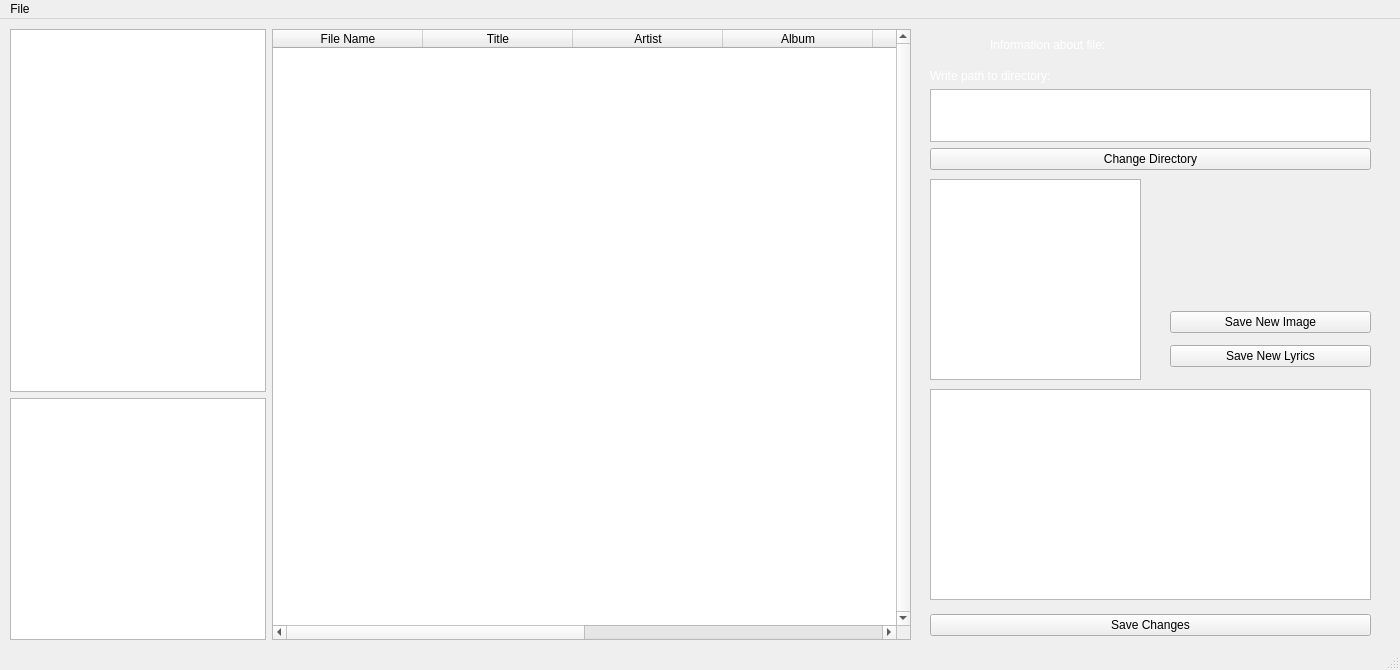
Qt form app/src/mainwindow.ui (mmasniy/utag) before a commit.
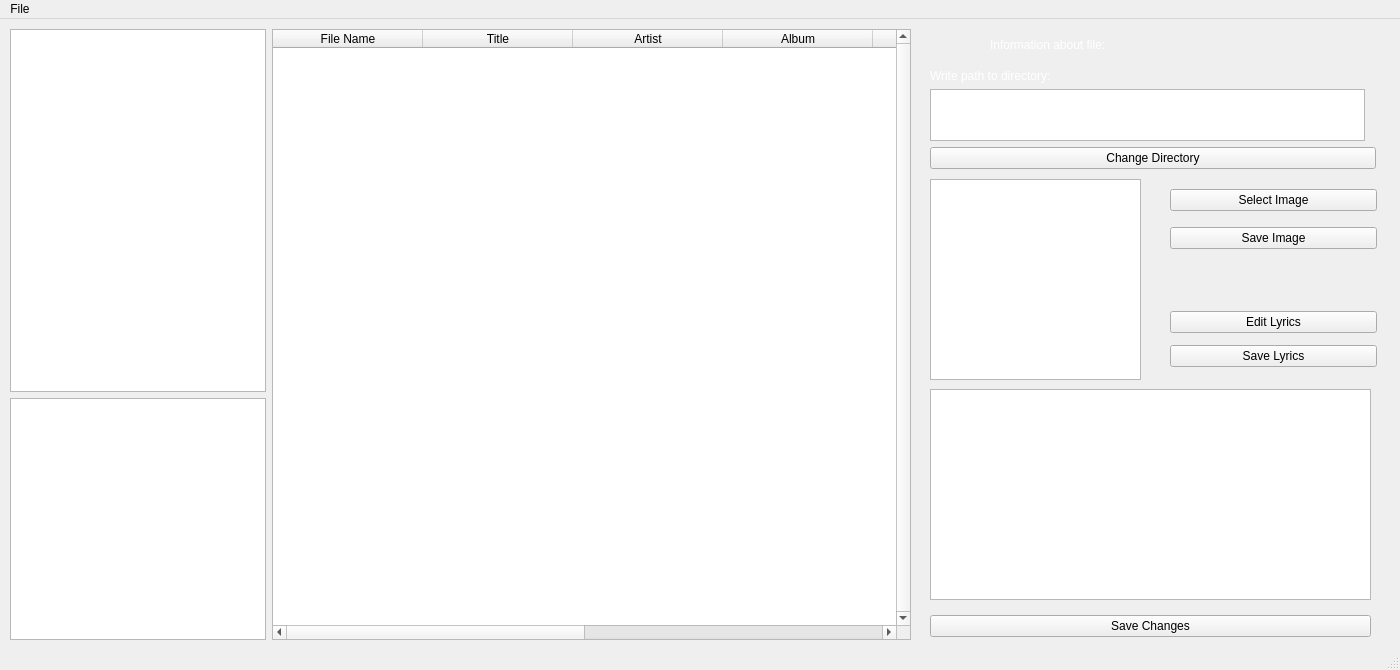
The same form after that commit. Custom widgets are drawn as their Qt base class.

Commit message: upgrade logger and write to him info about work Utag

What changed in the file:
```diff
--- a/app/src/mainwindow.ui
+++ b/app/src/mainwindow.ui
@@ -145,7 +145,7 @@
       <x>930</x>
       <y>591</y>
       <width>441</width>
-      <height>31</height>
+      <height>32</height>
      </rect>
     </property>
     <layout class="QHBoxLayout" name="horizontalLayout_2" stretch="0">
@@ -166,28 +166,89 @@
      <rect>
       <x>930</x>
       <y>50</y>
-      <width>441</width>
-      <height>101</height>
+      <width>446</width>
+      <height>100</height>
      </rect>
     </property>
+    <property name="minimumSize">
+     <size>
+      <width>446</width>
+      <height>0</height>
+     </size>
+    </property>
+    <property name="maximumSize">
+     <size>
+      <width>446</width>
+      <height>100</height>
+     </size>
+    </property>
     <layout class="QVBoxLayout" name="verticalLayout_2">
      <item>
       <widget class="QLabel" name="label_5">
+       <property name="minimumSize">
+        <size>
+         <width>400</width>
+         <height>0</height>
+        </size>
+       </property>
+       <property name="maximumSize">
+        <size>
+         <width>400</width>
+         <height>16777215</height>
+        </size>
+       </property>
        <property name="styleSheet">
         <string notr="true">color: rgb(255, 255, 255);
 font: 14pt &quot;Monaco&quot;;
 </string>
        </property>
+       <property name="lineWidth">
+        <number>-1</number>
+       </property>
        <property name="text">
         <string>Write path to directory:</string>
        </property>
+       <property name="indent">
+        <number>-1</number>
+       </property>
       </widget>
      </item>
      <item>
-      <widget class="QPlainTextEdit" name="plainTextEdit"/>
+      <widget class="QPlainTextEdit" name="plainTextEdit">
+       <property name="minimumSize">
+        <size>
+         <width>435</width>
+         <height>0</height>
+        </size>
+       </property>
+       <property name="maximumSize">
+        <size>
+         <width>435</width>
+         <height>100</height>
+        </size>
+       </property>
+       <property name="toolTipDuration">
+        <number>0</number>
+       </property>
+       <property name="lineWidth">
+        <number>-1</number>
+       </property>
+      </widget>
      </item>
      <item>
       <widget class="QPushButton" name="pushButton_2">
+       <property name="minimumSize">
+        <size>
+         <width>446</width>
+         <height>0</height>
+        </size>
+       </property>
+       <property name="maximumSize">
+        <size>
+         <width>446</width>
+         <height>100</height>
+        </size>
+       </property>
        <property name="text">
         <string>Change Directory</string>
        </property>
@@ -210,7 +271,7 @@
      <rect>
       <x>1170</x>
       <y>280</y>
-      <width>201</width>
+      <width>211</width>
       <height>81</height>
      </rect>
     </property>
@@ -222,16 +283,28 @@
       <number>0</number>
      </property>
      <item>
-      <widget class="QPushButton" name="pushButton_3">
+      <widget class="QPushButton" name="pushButton_6">
+       <property name="maximumSize">
+        <size>
+         <width>207</width>
+         <height>16777215</height>
+        </size>
+       </property>
        <property name="text">
-        <string>Save New Image</string>
+        <string>Edit Lyrics</string>
        </property>
       </widget>
      </item>
      <item>
       <widget class="QPushButton" name="pushButton_4">
+       <property name="maximumSize">
+        <size>
+         <width>207</width>
+         <height>16777215</height>
+        </size>
+       </property>
        <property name="text">
-        <string>Save New Lyrics</string>
+        <string>Save Lyrics</string>
        </property>
       </widget>
      </item>
@@ -247,6 +320,44 @@
      </rect>
     </property>
    </widget>
+   <widget class="QWidget" name="verticalLayoutWidget_3">
+    <property name="geometry">
+     <rect>
+      <x>1170</x>
+      <y>160</y>
+      <width>211</width>
+      <height>80</height>
+     </rect>
+    </property>
+    <layout class="QVBoxLayout" name="verticalLayout_4">
+     <item>
+      <widget class="QPushButton" name="pushButton_5">
+       <property name="maximumSize">
+        <size>
+         <width>207</width>
+         <height>16777215</height>
+        </size>
+       </property>
+       <property name="text">
+        <string>Select Image</string>
+       </property>
+      </widget>
+     </item>
+     <item>
+      <widget class="QPushButton" name="pushButton_3">
+       <property name="maximumSize">
+        <size>
+         <width>207</width>
+         <height>16777215</height>
+        </size>
+       </property>
+       <property name="text">
+        <string>Save Image</string>
+       </property>
+      </widget>
+     </item>
+    </layout>
+   </widget>
   </widget>
   <widget class="QMenuBar" name="menubar">
    <property name="geometry">
```
Left out of the diff: 11 changed lines with no effect on the pictures. The commit also changes 2 other files.
